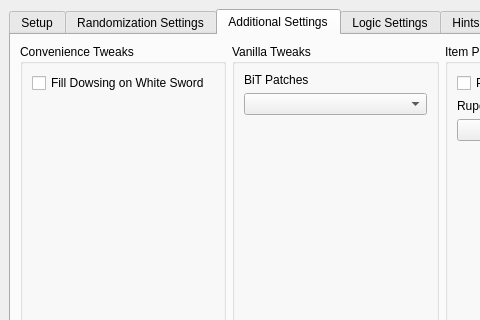
This is gui/randogui.ui in ssrando/ssrando as Qt 5 draws it before an edit; both pictures show x 0 to 480 and y 0 to 320 of the 1096 by 738 pixel window. The edited form follows.
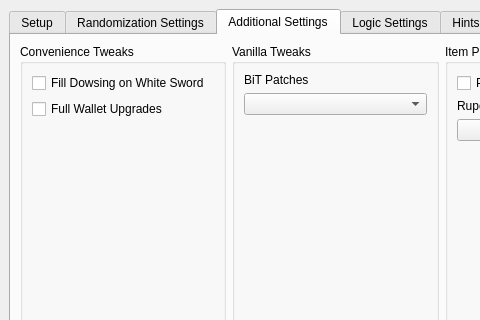
This is the edited form. The open tabs and pages were chosen to show the change.

Commit message: Move full wallet upgrades option

```diff
--- a/gui/randogui.ui
+++ b/gui/randogui.ui
@@ -1021,6 +1021,13 @@
                </property>
               </widget>
              </item>
+             <item>
+              <widget class="QCheckBox" name="option_full_wallet_upgrades">
+               <property name="text">
+                <string>Full Wallet Upgrades</string>
+               </property>
+              </widget>
+             </item>
              <item>
               <spacer name="vspace_convenience_tweaks">
                <property name="orientation">
@@ -2017,13 +2024,6 @@
              </property>
             </widget>
            </item>
-           <item>
-            <widget class="QCheckBox" name="option_full_wallet_upgrades">
-             <property name="text">
-              <string>Full Wallet Upgrades</string>
-             </property>
-            </widget>
-           </item>
            <item>
             <widget class="QCheckBox" name="option_max_starting_bugs">
              <property name="text">
```
Left out of the diff: 2 changed lines with no effect on the pictures. The commit also changes 1 other file.
